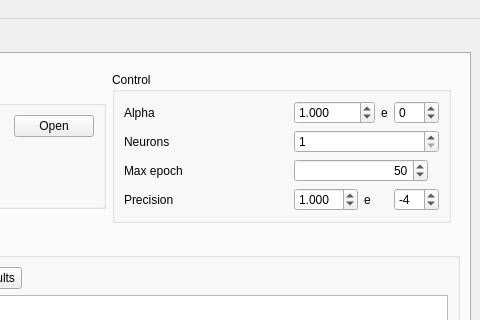
AlexLeSang/ECOHT-ANN_2, file mainwindow.ui: the form before one commit; both pictures show x 262 to 742 and y 0 to 320 of the 742 by 613 pixel window.
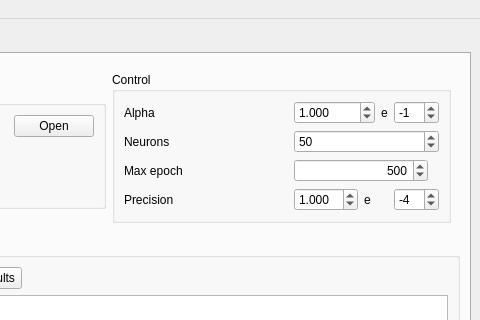
The form after the commit. The open tabs and pages were chosen to show the change. Custom widgets are drawn as their Qt base class.

The edit to the form file:
```diff
--- a/mainwindow.ui
+++ b/mainwindow.ui
@@ -172,7 +172,7 @@
                      <number>500</number>
                     </property>
                     <property name="value">
-                     <number>1</number>
+                     <number>50</number>
                     </property>
                    </widget>
                   </item>
@@ -275,7 +275,7 @@
                    <number>1</number>
                   </property>
                   <property name="value">
-                   <number>50</number>
+                   <number>500</number>
                   </property>
                  </widget>
                 </item>
@@ -346,7 +346,7 @@
                      <number>16</number>
                     </property>
                     <property name="value">
-                     <number>0</number>
+                     <number>-1</number>
                     </property>
                    </widget>
                   </item>
```
Left out of the diff: 4 changed lines with no effect on the pictures.
